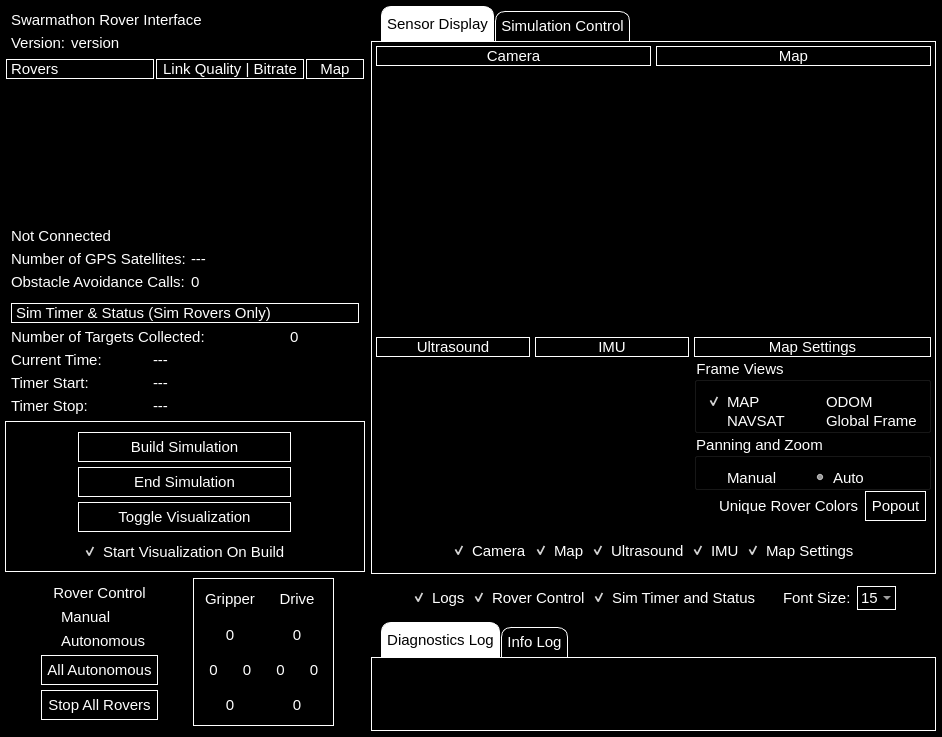
Old version of the form src/rover_gui_plugin.ui in the repository BCLab-UNM/SwarmathonIV-Cabrillo-Public.
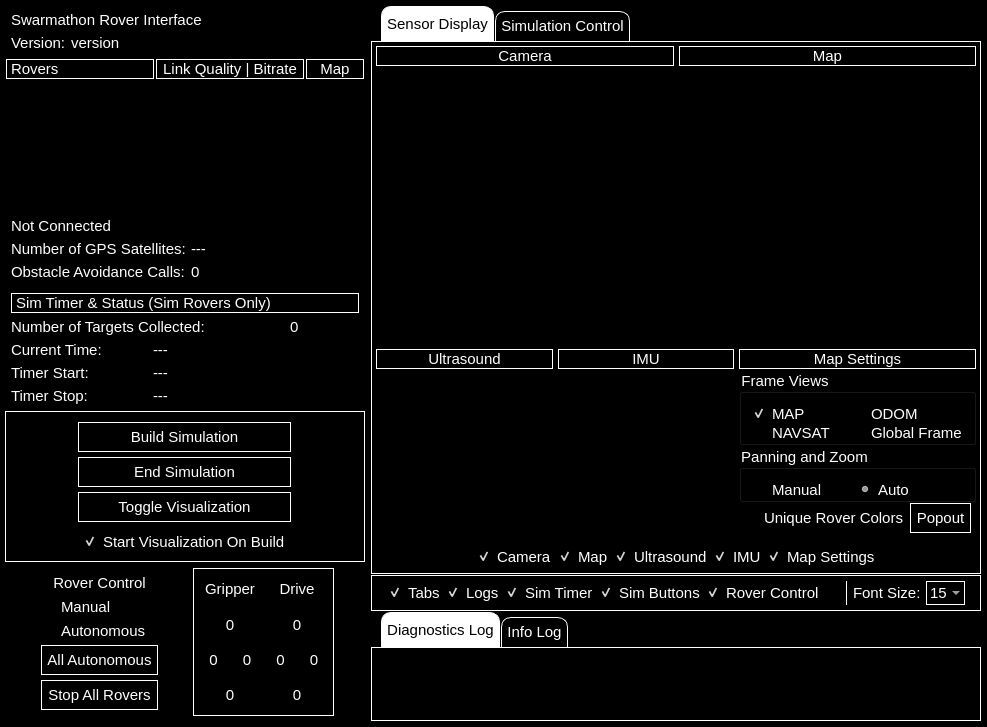
New version of the form. The open tabs and pages were chosen to show the change. Custom widgets are drawn as their Qt base class.

Commit message: add display checkbox toggle for tab widget

```diff
--- a/src/rover_gui_plugin.ui
+++ b/src/rover_gui_plugin.ui
@@ -6,8 +6,8 @@
    <rect>
     <x>0</x>
     <y>0</y>
-    <width>938</width>
-    <height>717</height>
+    <width>987</width>
+    <height>711</height>
    </rect>
   </property>
   <property name="sizePolicy">
@@ -2052,6 +2052,21 @@
              <enum>QFrame::Plain</enum>
             </property>
             <layout class="QHBoxLayout" name="horizontalLayout">
+             <property name="spacing">
+              <number>5</number>
+             </property>
+             <property name="leftMargin">
+              <number>5</number>
+             </property>
+             <property name="topMargin">
+              <number>5</number>
+             </property>
+             <property name="rightMargin">
+              <number>5</number>
+             </property>
+             <property name="bottomMargin">
+              <number>5</number>
+             </property>
              <item>
               <spacer name="horizontalSpacer">
                <property name="orientation">
@@ -4828,19 +4843,6 @@
                </property>
               </widget>
              </item>
-             <item>
-              <widget class="QCheckBox" name="sim_buttons_display_checkbox">
-               <property name="styleSheet">
-                <string notr="true">color:rgb(255, 255, 255);</string>
-               </property>
-               <property name="text">
-                <string>Sim Buttons</string>
-               </property>
-               <property name="checked">
-                <bool>true</bool>
-               </property>
-              </widget>
-             </item>
              <item>
               <spacer name="horizontalSpacer_6">
                <property name="orientation">
@@ -4869,15 +4871,30 @@
           <verstretch>0</verstretch>
          </sizepolicy>
         </property>
+        <property name="styleSheet">
+         <string notr="true">color:rgb(255, 255, 255);</string>
+        </property>
         <property name="frameShape">
-         <enum>QFrame::NoFrame</enum>
+         <enum>QFrame::Box</enum>
         </property>
         <property name="frameShadow">
          <enum>QFrame::Plain</enum>
         </property>
         <layout class="QHBoxLayout" name="horizontalLayout_12">
+         <property name="spacing">
+          <number>5</number>
+         </property>
          <property name="leftMargin">
-          <number>11</number>
+          <number>5</number>
+         </property>
+         <property name="topMargin">
+          <number>5</number>
+         </property>
+         <property name="rightMargin">
+          <number>5</number>
+         </property>
+         <property name="bottomMargin">
+          <number>5</number>
          </property>
          <item>
           <spacer name="horizontalSpacer_3">
@@ -4886,14 +4903,40 @@
            </property>
            <property name="sizeHint" stdset="0">
             <size>
-             <width>1</width>
-             <height>1</height>
+             <width>0</width>
+             <height>0</height>
             </size>
            </property>
           </spacer>
          </item>
+         <item>
+          <widget class="QCheckBox" name="tab_widget_display_checkbox">
+           <property name="sizePolicy">
+            <sizepolicy hsizetype="Preferred" vsizetype="Fixed">
+             <horstretch>0</horstretch>
+             <verstretch>0</verstretch>
+            </sizepolicy>
+           </property>
+           <property name="styleSheet">
+            <string notr="true">color:rgb(255, 255, 255);
+font-size: 50%;</string>
+           </property>
+           <property name="text">
+            <string>Tabs</string>
+           </property>
+           <property name="checked">
+            <bool>true</bool>
+           </property>
+          </widget>
+         </item>
          <item>
           <widget class="QCheckBox" name="log_tab_display_checkbox">
+           <property name="sizePolicy">
+            <sizepolicy hsizetype="Preferred" vsizetype="Fixed">
+             <horstretch>0</horstretch>
+             <verstretch>0</verstretch>
+            </sizepolicy>
+           </property>
            <property name="styleSheet">
             <string notr="true">color:rgb(255, 255, 255);</string>
            </property>
@@ -4905,8 +4948,52 @@
            </property>
           </widget>
          </item>
+         <item>
+          <widget class="QCheckBox" name="sim_timer_status_display_checkbox">
+           <property name="sizePolicy">
+            <sizepolicy hsizetype="Preferred" vsizetype="Fixed">
+             <horstretch>0</horstretch>
+             <verstretch>0</verstretch>
+            </sizepolicy>
+           </property>
+           <property name="styleSheet">
+            <string notr="true">color:rgb(255, 255, 255);</string>
+           </property>
+           <property name="text">
+            <string>Sim Timer</string>
+           </property>
+           <property name="checked">
+            <bool>true</bool>
+           </property>
+          </widget>
+         </item>
+         <item>
+          <widget class="QCheckBox" name="sim_buttons_display_checkbox">
+           <property name="sizePolicy">
+            <sizepolicy hsizetype="Preferred" vsizetype="Fixed">
+             <horstretch>0</horstretch>
+             <verstretch>0</verstretch>
+            </sizepolicy>
+           </property>
+           <property name="styleSheet">
+            <string notr="true">color:rgb(255, 255, 255);</string>
+           </property>
+           <property name="text">
+            <string>Sim Buttons</string>
+           </property>
+           <property name="checked">
+            <bool>true</bool>
+           </property>
+          </widget>
+         </item>
          <item>
           <widget class="QCheckBox" name="rover_controls_display_checkbox">
+           <property name="sizePolicy">
+            <sizepolicy hsizetype="Preferred" vsizetype="Fixed">
+             <horstretch>0</horstretch>
+             <verstretch>0</verstretch>
+            </sizepolicy>
+           </property>
            <property name="styleSheet">
             <string notr="true">color:rgb(255, 255, 255);</string>
            </property>
@@ -4919,42 +5006,42 @@
           </widget>
          </item>
          <item>
-          <widget class="QCheckBox" name="sim_timer_status_display_checkbox">
-           <property name="styleSheet">
-            <string notr="true">color:rgb(255, 255, 255);</string>
-           </property>
-           <property name="text">
-            <string>Sim Timer and Status</string>
-           </property>
-           <property name="checked">
-            <bool>true</bool>
-           </property>
-          </widget>
-         </item>
-         <item>
-          <spacer name="horizontalSpacer_11">
+          <spacer name="horizontalSpacer_9">
            <property name="orientation">
             <enum>Qt::Horizontal</enum>
            </property>
-           <property name="sizeType">
-            <enum>QSizePolicy::Minimum</enum>
-           </property>
            <property name="sizeHint" stdset="0">
             <size>
              <width>20</width>
-             <height>20</height>
+             <height>0</height>
             </size>
            </property>
           </spacer>
          </item>
          <item>
-          <widget class="QLabel" name="label">
+          <widget class="Line" name="line">
+           <property name="styleSheet">
+            <string notr="true">color:rgb(255, 255, 255);</string>
+           </property>
+           <property name="frameShadow">
+            <enum>QFrame::Plain</enum>
+           </property>
+           <property name="orientation">
+            <enum>Qt::Vertical</enum>
+           </property>
+          </widget>
+         </item>
+         <item>
+          <widget class="QLabel" name="font_size_label">
            <property name="styleSheet">
             <string notr="true">color:rgb(255, 255, 255);</string>
            </property>
            <property name="text">
             <string>Font Size:</string>
            </property>
+           <property name="margin">
+            <number>0</number>
+           </property>
           </widget>
          </item>
          <item>
@@ -5108,8 +5195,8 @@
            </property>
            <property name="sizeHint" stdset="0">
             <size>
-             <width>1</width>
-             <height>1</height>
+             <width>0</width>
+             <height>0</height>
             </size>
            </property>
           </spacer>
```
The commit also changes 2 other files.
